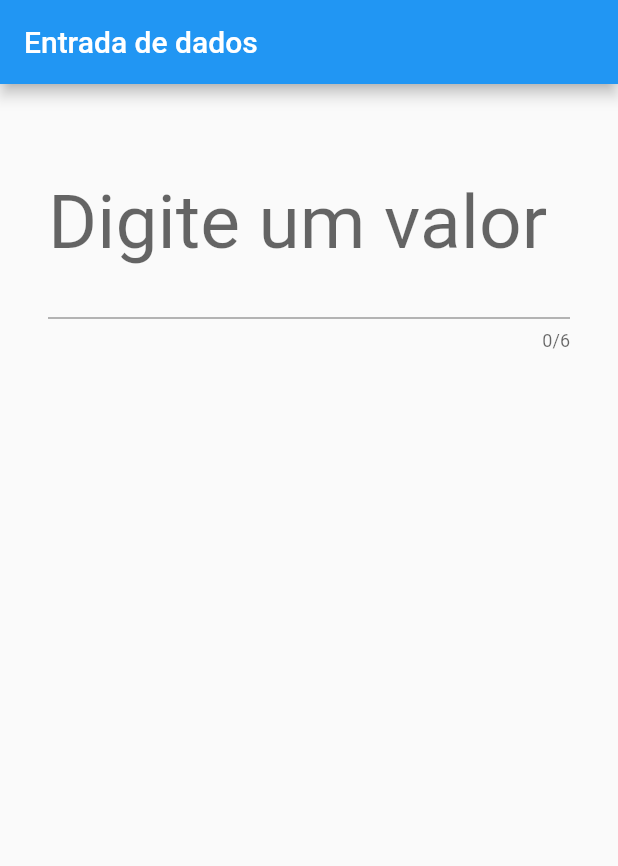
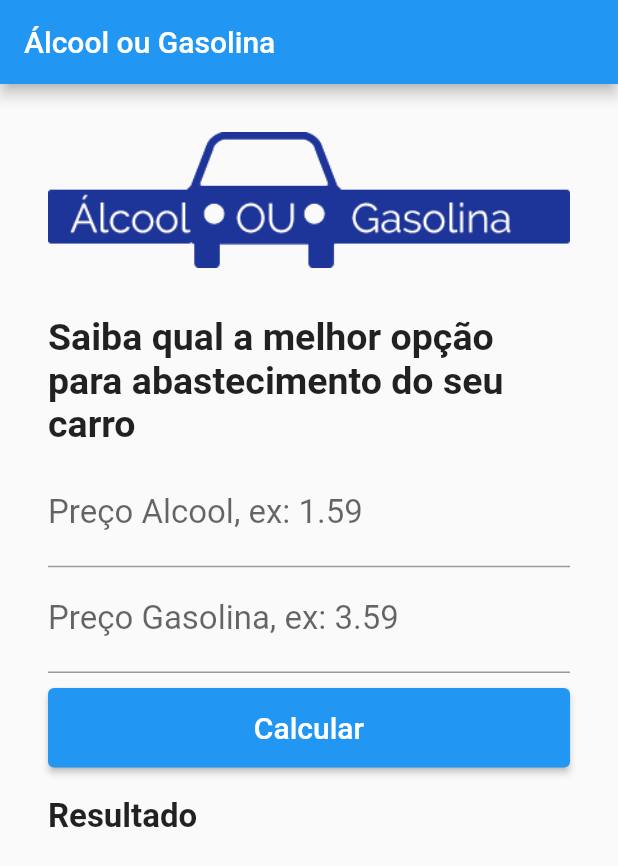
Before and after one commit to andre-alcas/alcool_gasolina_app, a Flutter app: the screen it shows after launch, on a phone screen of 412 x 824 dp. Shown: the top 866 px of the screen. Run offline on Flutter 3.47's test engine with Material 2 defaults, Android fonts, the phone set to English and light mode, and no system bars.

Commit message:
app alcool gasolina

```diff
--- /dev/null
+++ b/lib/Home.dart
@@ -0,0 +1,75 @@
+import 'package:flutter/material.dart';
+
+class Home extends StatefulWidget {
+  @override
+  _HomeState createState() => _HomeState();
+}
+
+class _HomeState extends State<Home> {
+  TextEditingController _controllerAlcool = TextEditingController();
+  TextEditingController _controllerGasolina = TextEditingController();
+
+  @override
+  Widget build(BuildContext context) {
+    return Scaffold(
+      appBar: AppBar(
+        title: Text("Álcool ou Gasolina"),
+        backgroundColor: Colors.blue,
+      ),
+      body: Container(
+        child: SingleChildScrollView(
+          padding: EdgeInsets.all(32),
+          child: Column(
+            crossAxisAlignment: CrossAxisAlignment.stretch,
+            children: <Widget>[
+              Padding(
+                padding: EdgeInsets.only(bottom: 32),
+                child: Image.asset("imagens/logo.png"),
+              ),
+              Padding(
+                padding: EdgeInsets.only(bottom: 10),
+                child: Text(
+                  "Saiba qual a melhor opção para abastecimento do seu carro",
+                  style: TextStyle(fontSize: 25, fontWeight: FontWeight.bold),
+                ),
+              ),
+              TextField(
+                keyboardType: TextInputType.number,
+                decoration:
+                    InputDecoration(labelText: "Preço Alcool, ex: 1.59"),
+                style: TextStyle(fontSize: 22),
+                controller: _controllerAlcool,
+              ),
+              TextField(
+                keyboardType: TextInputType.number,
+                decoration:
+                    InputDecoration(labelText: "Preço Gasolina, ex: 3.59"),
+                style: TextStyle(fontSize: 22),
+                controller: _controllerGasolina,
+              ),
+              Padding(
+                padding: EdgeInsets.only(top: 10),
+                child: ElevatedButton(
+                    style:ElevatedButton.styleFrom(
+                    padding: EdgeInsets.all(15),
+                    ),
+                    child: Text(
+                      "Calcular",
+                      style: TextStyle(fontSize: 20),
+                    ),
+                    onPressed: () {}),
+              ),
+              Padding(
+                padding: EdgeInsets.only(top: 20),
+                child: Text(
+                  "Resultado",
+                  style: TextStyle(fontSize: 22, fontWeight: FontWeight.bold),
+                ),
+              )
+            ],
+          ),
+        ),
+      ),
+    );
+  }
+}
--- a/lib/campo_texto.dart
+++ /dev/null
@@ -1,36 +0,0 @@
-import 'package:flutter/material.dart';
-
-class CampoTexto extends StatefulWidget {
-  const CampoTexto({Key? key}) : super(key: key);
-
-  @override
-  State<CampoTexto> createState() => _CampoTextoState();
-}
-
-class _CampoTextoState extends State<CampoTexto> {
-  final campoEC = TextEditingController();
-
-  @override
-  Widget build(BuildContext context) {
-    return Scaffold(
-      appBar: AppBar(
-        title: const Text('Entrada de dados'),
-      ),
-      body: Column(
-        children: [
-          Padding(
-            padding: const EdgeInsets.all(32),
-            child: TextField(
-              controller: campoEC,
-              keyboardType: TextInputType.number,
-              decoration: const InputDecoration(labelText: "Digite um valor"),
-              maxLength: 6,
-              style: const TextStyle(fontSize: 50, color: Colors.green),
-              obscureText: true,
-            ),
-          ),
-        ],
-      ),
-    );
-  }
-}
--- a/lib/main.dart
+++ b/lib/main.dart
@@ -1,23 +1,8 @@
-import 'package:alcool_gasolina/campo_texto.dart';
+import 'package:alcool_gasolina/Home.dart';
 import 'package:flutter/material.dart';
 
 void main() {
-  runApp(const MyApp());
+  runApp(MaterialApp(
+    home: Home(),
+  ));
 }
-
-class MyApp extends StatelessWidget {
-  const MyApp({super.key});
-
-  // This widget is the root of your application.
-  @override
-  Widget build(BuildContext context) {
-    return MaterialApp(
-      title: 'Flutter Demo',
-      debugShowCheckedModeBanner: false,
-      theme: ThemeData(
-        primarySwatch: Colors.blue,
-      ),
-      home: const CampoTexto(),
-    );
-  }
-}
--- a/pubspec.yaml
+++ b/pubspec.yaml
@@ -63,6 +63,9 @@ flutter:
   #   - images/a_dot_burr.jpeg
   #   - images/a_dot_ham.jpeg
 
+  assets:
+  - imagens/logo.png
+
   # An image asset can refer to one or more resolution-specific "variants", see
   # https://flutter.dev/assets-and-images/#resolution-aware
 
```
Also changed, not shown: imagens/logo.png (added), 1 other file.
